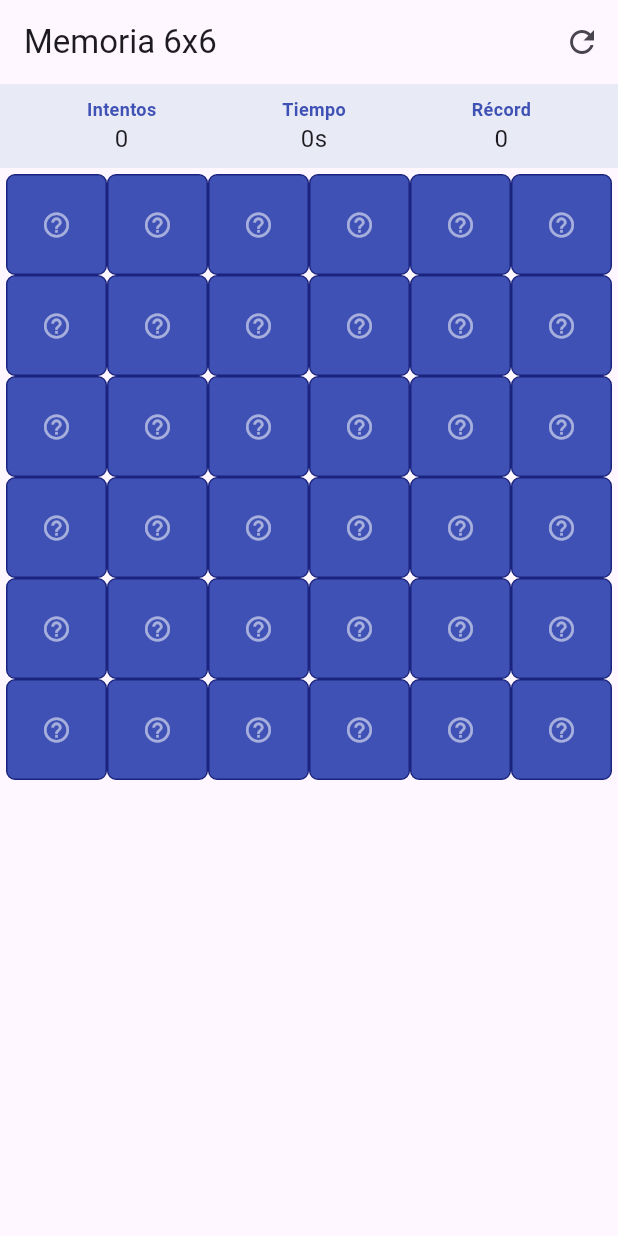
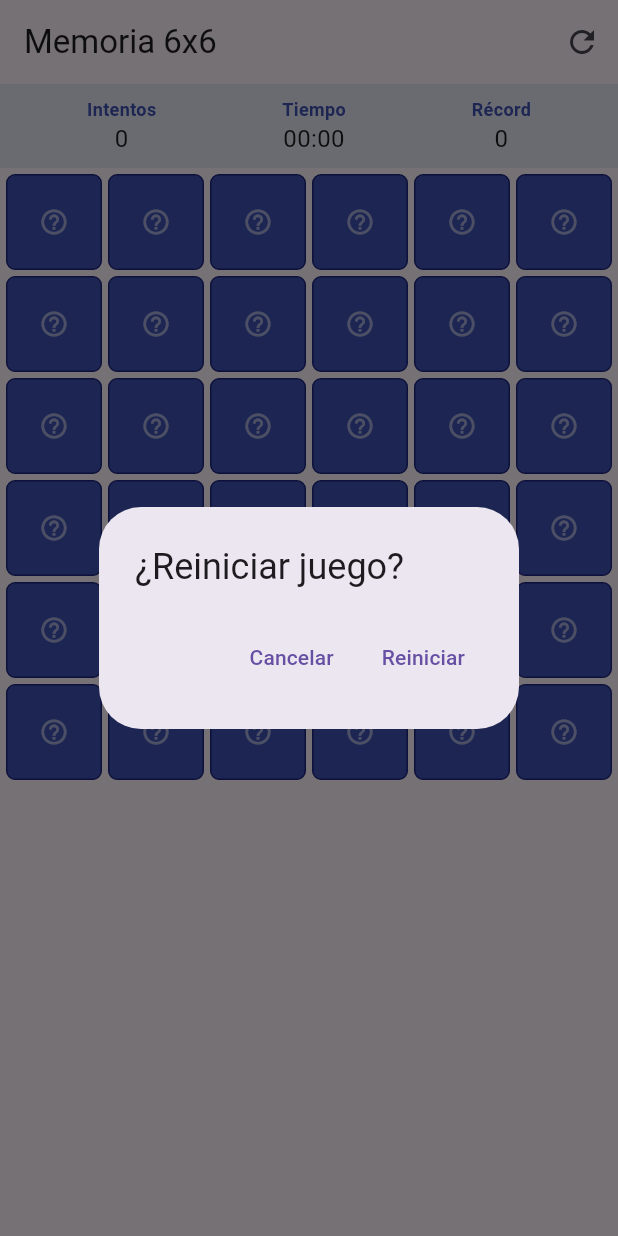
Before and after one commit to Zamorax2004/SDI_Microproyecto, a Flutter app: the screen it shows after launch, after a tap on the "refresh" icon, on a phone screen of 412 x 824 dp. Run offline on Flutter 3.47's test engine with Material 3 defaults, Android fonts, the light colour scheme and no system bars; our stand-ins replace shared_preferences.

Commit message:
refactor: update GamePage to use immutable CardModel

```diff
--- a/lib/screens/game_page.dart
+++ b/lib/screens/game_page.dart
@@ -1,10 +1,12 @@
 import 'dart:async';
+import 'dart:math';
+
 import 'package:flutter/material.dart';
 import 'package:shared_preferences/shared_preferences.dart';
+
 import '../models/card_model.dart';
 import '../widgets/card_widget.dart';
 import '../widgets/stat_item.dart';
-import 'dart:math';
 
 class GamePage extends StatefulWidget {
   const GamePage({super.key});
@@ -15,15 +17,23 @@ class GamePage extends StatefulWidget {
 
 class _GamePageState extends State<GamePage> {
   final int gridSize = 6;
+
   List<CardModel> _cards = [];
 
-  List<int> _flippedIndices = [];
+  final List<int> _flippedIndices = [];
+
   bool _isProcessing = false;
+  bool _isGameActive = false;
+
   int _moves = 0;
   int _secondsElapsed = 0;
+  int _highScore = 0;
+
   Timer? _timer;
-  int _highScore = 0;
-  bool _isGameActive = false;
+
+  // ─────────────────────────────────────
+  // Lifecycle
+  // ─────────────────────────────────────
 
   @override
   void initState() {
@@ -32,8 +42,19 @@ class _GamePageState extends State<GamePage> {
     _initializeGame();
   }
 
+  @override
+  void dispose() {
+    _timer?.cancel();
+    super.dispose();
+  }
+
+  // ─────────────────────────────────────
+  // Persistence
+  // ─────────────────────────────────────
+
   Future<void> _loadHighScore() async {
     final prefs = await SharedPreferences.getInstance();
+
     setState(() {
       _highScore = prefs.getInt('highScore') ?? 0;
     });
@@ -41,23 +62,31 @@ class _GamePageState extends State<GamePage> {
 
   Future<void> _saveHighScore(int newScore) async {
     final prefs = await SharedPreferences.getInstance();
+
     if (_highScore == 0 || newScore < _highScore) {
       await prefs.setInt('highScore', newScore);
+
       setState(() {
         _highScore = newScore;
       });
     }
   }
 
+  // ─────────────────────────────────────
+  // Game Logic
+  // ─────────────────────────────────────
+
   void _initializeGame() {
     _timer?.cancel();
+
     _flippedIndices.clear();
     _isProcessing = false;
+    _isGameActive = false;
+
     _moves = 0;
     _secondsElapsed = 0;
-    _isGameActive = false;
 
-    List<IconData> icons = [
+    final icons = [
       Icons.ac_unit,
       Icons.access_alarm,
       Icons.airport_shuttle,
@@ -75,12 +104,14 @@ class _GamePageState extends State<GamePage> {
       Icons.local_dining,
       Icons.map,
       Icons.navigation,
-      Icons.pets
+      Icons.pets,
     ];
 
-    List<CardModel> tempCards = [];
+    final tempCards = <CardModel>[];
+
     for (int i = 0; i < (gridSize * gridSize) ~/ 2; i++) {
       final icon = icons[i % icons.length];
+
       tempCards.add(CardModel(id: i, icon: icon));
       tempCards.add(CardModel(id: i, icon: icon));
     }
@@ -93,7 +124,7 @@ class _GamePageState extends State<GamePage> {
   }
 
   void _startTimer() {
-    _timer = Timer.periodic(const Duration(seconds: 1), (timer) {
+    _timer = Timer.periodic(const Duration(seconds: 1), (_) {
       setState(() {
         _secondsElapsed++;
       });
@@ -101,7 +132,11 @@ class _GamePageState extends State<GamePage> {
   }
 
   void _onCardTap(int index) {
-    if (_isProcessing || _cards[index].isFlipped || _cards[index].isMatched) return;
+    if (_isProcessing ||
+        _cards[index].isFlipped ||
+        _cards[index].isMatched) {
+      return;
+    }
 
     if (!_isGameActive) {
       _isGameActive = true;
@@ -109,39 +144,51 @@ class _GamePageState extends State<GamePage> {
     }
 
     setState(() {
-      _cards[index].isFlipped = true;
+      _cards[index] =
+          _cards[index].copyWith(isFlipped: true);
+
       _flippedIndices.add(index);
     });
 
     if (_flippedIndices.length == 2) {
       _isProcessing = true;
       _moves++;
+
       _checkForMatch();
     }
   }
 
   void _checkForMatch() {
-    int index1 = _flippedIndices[0];
-    int index2 = _flippedIndices[1];
+    final index1 = _flippedIndices[0];
+    final index2 = _flippedIndices[1];
 
     if (_cards[index1].id == _cards[index2].id) {
       setState(() {
-        _cards[index1].isMatched = true;
-        _cards[index2].isMatched = true;
+        _cards[index1] =
+            _cards[index1].copyWith(isMatched: true);
+
+        _cards[index2] =
+            _cards[index2].copyWith(isMatched: true);
+
         _flippedIndices.clear();
         _isProcessing = false;
       });
+
       _checkWinCondition();
     } else {
-      Timer(const Duration(milliseconds: 1000), () {
-        if (mounted) {
-          setState(() {
-            _cards[index1].isFlipped = false;
-            _cards[index2].isFlipped = false;
-            _flippedIndices.clear();
-            _isProcessing = false;
-          });
-        }
+      Timer(const Duration(milliseconds: 900), () {
+        if (!mounted) return;
+
+        setState(() {
+          _cards[index1] =
+              _cards[index1].copyWith(isFlipped: false);
+
+          _cards[index2] =
+              _cards[index2].copyWith(isFlipped: false);
+
+          _flippedIndices.clear();
+          _isProcessing = false;
+        });
       });
     }
   }
@@ -149,9 +196,44 @@ class _GamePageState extends State<GamePage> {
   void _checkWinCondition() {
     if (_cards.every((card) => card.isMatched)) {
       _timer?.cancel();
+
       _saveHighScore(_moves);
       _showWinDialog();
     }
+  }
+
+  // ─────────────────────────────────────
+  // UI Helpers
+  // ─────────────────────────────────────
+
+  String _formattedTime() {
+    final minutes = _secondsElapsed ~/ 60;
+    final seconds = _secondsElapsed % 60;
+
+    return "${minutes.toString().padLeft(2, '0')}:"
+        "${seconds.toString().padLeft(2, '0')}";
+  }
+
+  void _confirmRestart() {
+    showDialog(
+      context: context,
+      builder: (_) => AlertDialog(
+        title: const Text("¿Reiniciar juego?"),
+        actions: [
+          TextButton(
+            onPressed: () => Navigator.pop(context),
+            child: const Text("Cancelar"),
+          ),
+          TextButton(
+            onPressed: () {
+              Navigator.pop(context);
+              _initializeGame();
+            },
+            child: const Text("Reiniciar"),
+          ),
+        ],
+      ),
+    );
   }
 
   void _showWinDialog() {
@@ -160,19 +242,26 @@ class _GamePageState extends State<GamePage> {
       barrierDismissible: false,
       builder: (_) => AlertDialog(
         title: const Text("¡Felicidades!"),
-        content: Text("Completaste el juego en $_moves intentos y $_secondsElapsed segundos."),
+        content: Text(
+          "Completaste el juego en $_moves intentos\n"
+          "Tiempo: ${_formattedTime()}",
+        ),
         actions: [
           TextButton(
             onPressed: () {
-              Navigator.of(context).pop();
+              Navigator.pop(context);
               _initializeGame();
             },
             child: const Text("Jugar de nuevo"),
-          )
+          ),
         ],
       ),
     );
   }
+
+  // ─────────────────────────────────────
+  // UI
+  // ─────────────────────────────────────
 
   @override
   Widget build(BuildContext context) {
@@ -182,35 +271,45 @@ class _GamePageState extends State<GamePage> {
         actions: [
           IconButton(
             icon: const Icon(Icons.refresh),
-            onPressed: _initializeGame,
-          )
+            onPressed: _confirmRestart,
+          ),
         ],
       ),
       body: Column(
         children: [
           Container(
-            padding: const EdgeInsets.symmetric(vertical: 8, horizontal: 16),
+            padding:
+                const EdgeInsets.symmetric(vertical: 8, horizontal: 16),
             color: Colors.indigo.shade50,
             child: Row(
               mainAxisAlignment: MainAxisAlignment.spaceAround,
               children: [
                 StatItem(label: "Intentos", value: "$_moves"),
-                StatItem(label: "Tiempo", value: "${_secondsElapsed}s"),
+                StatItem(label: "Tiempo", value: _formattedTime()),
                 StatItem(label: "Récord", value: "$_highScore"),
               ],
             ),
           ),
+
           Expanded(
             child: Padding(
-              padding: const EdgeInsets.all(4.0),
+              padding: const EdgeInsets.all(4),
               child: GridView.builder(
+                physics:
+                    const NeverScrollableScrollPhysics(),
                 itemCount: _cards.length,
-                gridDelegate: const SliverGridDelegateWithFixedCrossAxisCount(
-                    crossAxisCount: 6),
-                itemBuilder: (context, index) => CardWidget(
-                  card: _cards[index],
-                  onTap: () => _onCardTap(index),
+                gridDelegate:
+                    const SliverGridDelegateWithFixedCrossAxisCount(
+                  crossAxisCount: 6,
+                  mainAxisSpacing: 4,
+                  crossAxisSpacing: 4,
                 ),
+                itemBuilder: (context, index) {
+                  return CardWidget(
+                    card: _cards[index],
+                    onTap: () => _onCardTap(index),
+                  );
+                },
               ),
             ),
           ),
```
